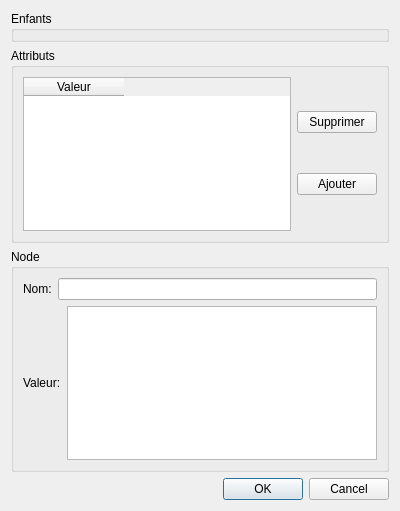
The window that DialogButtonRight.ui (MonkeYKonG/XMLGenerator) describes before a commit, drawn with Qt 5.
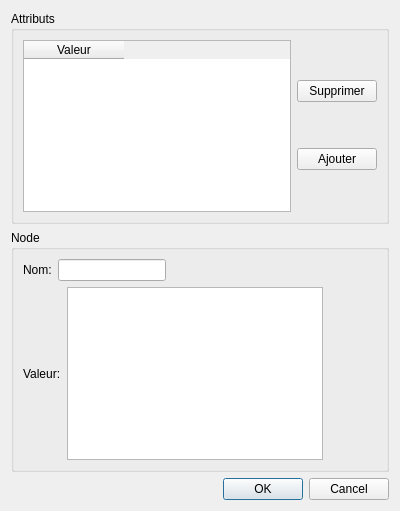
The same window after the commit.

```diff
--- a/DialogButtonRight.ui
+++ b/DialogButtonRight.ui
@@ -37,13 +37,6 @@
      <property name="bottomMargin">
       <number>0</number>
      </property>
-     <item>
-      <widget class="QGroupBox" name="ChildrenBox">
-       <property name="title">
-        <string>Enfants</string>
-       </property>
-      </widget>
-     </item>
      <item>
       <widget class="QGroupBox" name="AttributBox">
        <property name="title">
@@ -73,6 +66,12 @@
             <property name="text">
              <string>Ajouter</string>
             </property>
+            <property name="default">
+             <bool>false</bool>
+            </property>
+            <property name="flat">
+             <bool>false</bool>
+            </property>
            </widget>
           </item>
          </layout>
@@ -90,13 +89,31 @@
          <property name="title">
           <string>Node</string>
          </property>
-         <layout class="QHBoxLayout" name="horizontalLayout_5">
+         <layout class="QVBoxLayout" name="verticalLayout_6">
           <item>
-           <layout class="QVBoxLayout" name="verticalLayout_4">
+           <layout class="QFormLayout" name="formLayout">
             <property name="sizeConstraint">
              <enum>QLayout::SetMinimumSize</enum>
             </property>
-            <item>
+            <item row="1" column="0">
+             <layout class="QHBoxLayout" name="horizontalLayout_3">
+              <item>
+               <widget class="QLabel" name="label_2">
+                <property name="text">
+                 <string>Valeur:</string>
+                </property>
+               </widget>
+              </item>
+              <item>
+               <widget class="QPlainTextEdit" name="Value">
+                <property name="autoFillBackground">
+                 <bool>false</bool>
+                </property>
+               </widget>
+              </item>
+             </layout>
+            </item>
+            <item row="0" column="0">
              <layout class="QHBoxLayout" name="horizontalLayout_2">
               <property name="sizeConstraint">
                <enum>QLayout::SetMinimumSize</enum>
@@ -113,24 +130,6 @@
               </item>
              </layout>
             </item>
-            <item>
-             <layout class="QHBoxLayout" name="horizontalLayout_3">
-              <item>
-               <widget class="QLabel" name="label_2">
-                <property name="text">
-                 <string>Valeur:</string>
-                </property>
-               </widget>
-              </item>
-              <item>
-               <widget class="QTextEdit" name="Value">
-                <property name="autoFillBackground">
-                 <bool>false</bool>
-                </property>
-               </widget>
-              </item>
-             </layout>
-            </item>
            </layout>
           </item>
          </layout>
```
Left out of the diff: 31 changed lines with no effect on the pictures.
